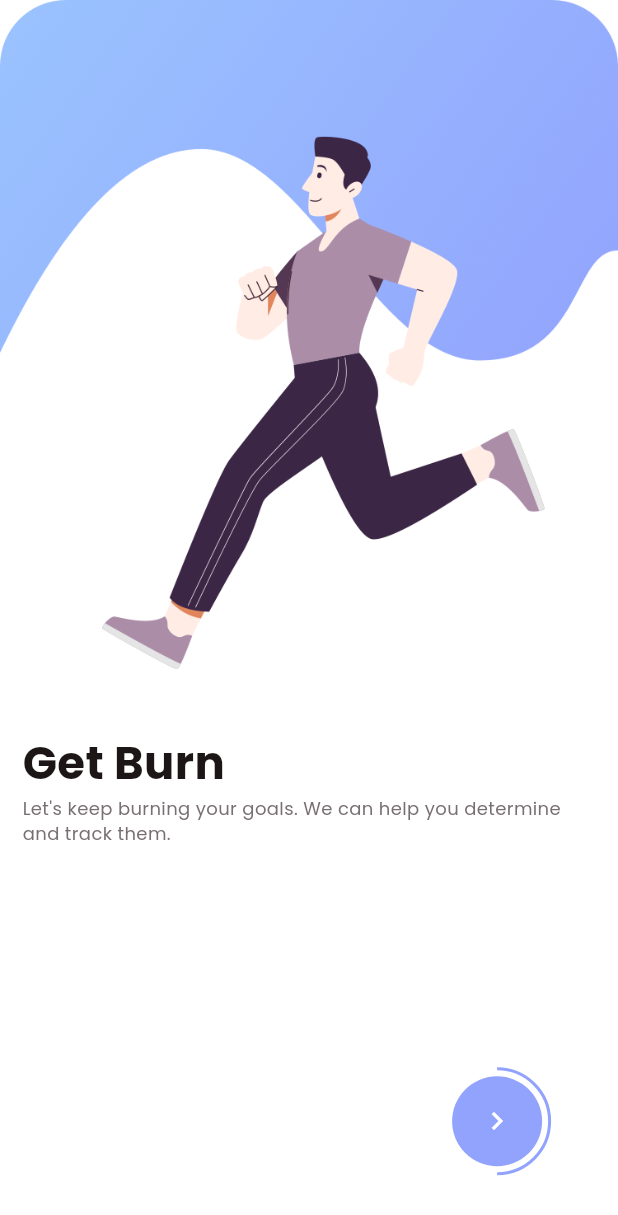
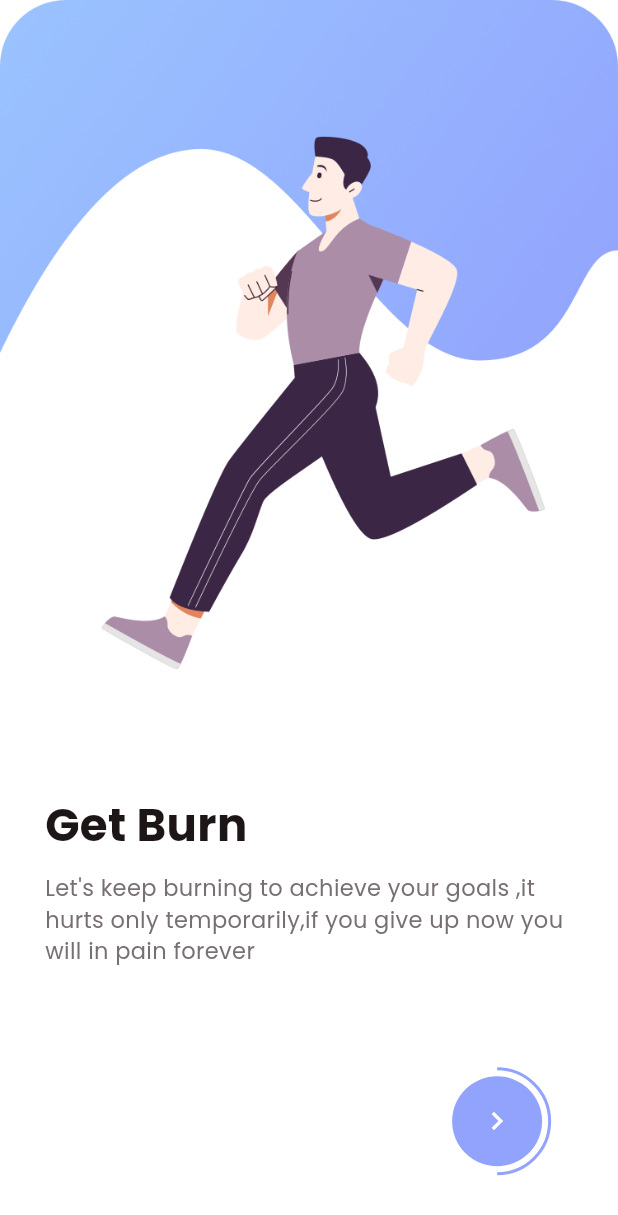
Before and after one commit to asm2212/exe_app, a Flutter app: the OnBoardingScreen screen opened directly, swiped to page 2, on a phone screen of 412 x 824 dp. Shown: the top 1215 px of the screen. Run offline on Flutter 3.47's test engine with Material 3 defaults, Android fonts, the phone set to English and light mode, and no system bars; our stand-ins replace carousel_slider, fl_chart; missing offline and left inert: simple_animation_progress_bar.

Commit message:
optimize the onboarding screen

```diff
--- a/lib/common_widgets/on_boarding_widget.dart
+++ b/lib/common_widgets/on_boarding_widget.dart
@@ -19,9 +19,9 @@ class OnBoardingWidget extends StatelessWidget {
                 pObj["image"].toString(),
                 width: media.width,
                 ),
-                SizedBox(height: media.width*0.1,),
+                SizedBox(height: media.width*0.2,),
                 Padding(
-                  padding: const EdgeInsets.symmetric(horizontal: 15),
+                  padding: const EdgeInsets.symmetric(horizontal: 30),
                 child: Text(
                  pObj["title"].toString(),
                   style: TextStyle(
@@ -31,13 +31,14 @@ class OnBoardingWidget extends StatelessWidget {
                   ),
                 ),
                 ),
+                const SizedBox(height: 10,),
                  Padding(
-                  padding: const EdgeInsets.symmetric(horizontal: 15),
+                 padding: const EdgeInsets.symmetric(horizontal: 30),
                 child: Text(
                   pObj["subtitle"].toString(),
                   style: TextStyle(
                     color: ColorExtension.gray,
-                    fontSize: 12,
+                    fontSize: 15,
                   ),
                 ),
                 ),
--- a/lib/common_widgets/round_textfield.dart
+++ b/lib/common_widgets/round_textfield.dart
@@ -32,14 +32,14 @@ class RoundTextfield extends StatelessWidget {
                     obscureText: obscureText,
                     decoration: InputDecoration(
                       contentPadding: const EdgeInsets.symmetric(
-                          vertical: 15, horizontal: 15),
+                          vertical: 15, horizontal: 20),
                       enabledBorder: InputBorder.none,
                       focusedBorder: InputBorder.none,
                       hintText: hintText,
                       prefixIcon: Container(
                         alignment: Alignment.center,
-                        width: 20,
-                        height: 20,
+                        width: 30,
+                        height: 30,
                         child: Image.asset(
                           icon,
                           width: 20,
--- a/lib/main.dart
+++ b/lib/main.dart
@@ -1,6 +1,6 @@
 
 import 'package:fit_app/common/color_extension.dart';
-import 'package:fit_app/screen/home/home_screen.dart';
+import 'package:fit_app/screen/auth/register_screen.dart';
 import 'package:flutter/material.dart';
 
 void main() {
@@ -20,7 +20,7 @@ class MyApp extends StatelessWidget {
       primaryColor: ColorExtension.primaryColor1,
       fontFamily: "Poppins"
       ),
-      home: const HomeScreen(),
+      home: const RegisterScreen(),
     );
   }
 }
--- a/lib/screen/on_boarding/on_boarding_screen.dart
+++ b/lib/screen/on_boarding/on_boarding_screen.dart
@@ -18,13 +18,13 @@ class _OnBoardingScreenState extends State<OnBoardingScreen> {
     {
       "title": "Track Your Goal",
       "subtitle":
-          "Don't worry if you have trouble determining your goals, we can help you determine and track them.",
+          "Don't worry if you have trouble determining your goals, we will help you determine your goals and track your goals.",
       "image": "assets/images/on_1.png",
     },
     {
       "title": "Get Burn",
       "subtitle":
-          "Let's keep burning your goals. We can help you determine and track them.",
+          "Let's keep burning to achieve your goals ,it hurts only temporarily,if you give up now you will in pain forever",
       "image": "assets/images/on_2.png",
     },
     {
```
Also changed, not shown: lib/screen/auth/register_screen.dart (+4 -3 lines), lib/screen/home/home_screen.dart (+77 -0 lines).
